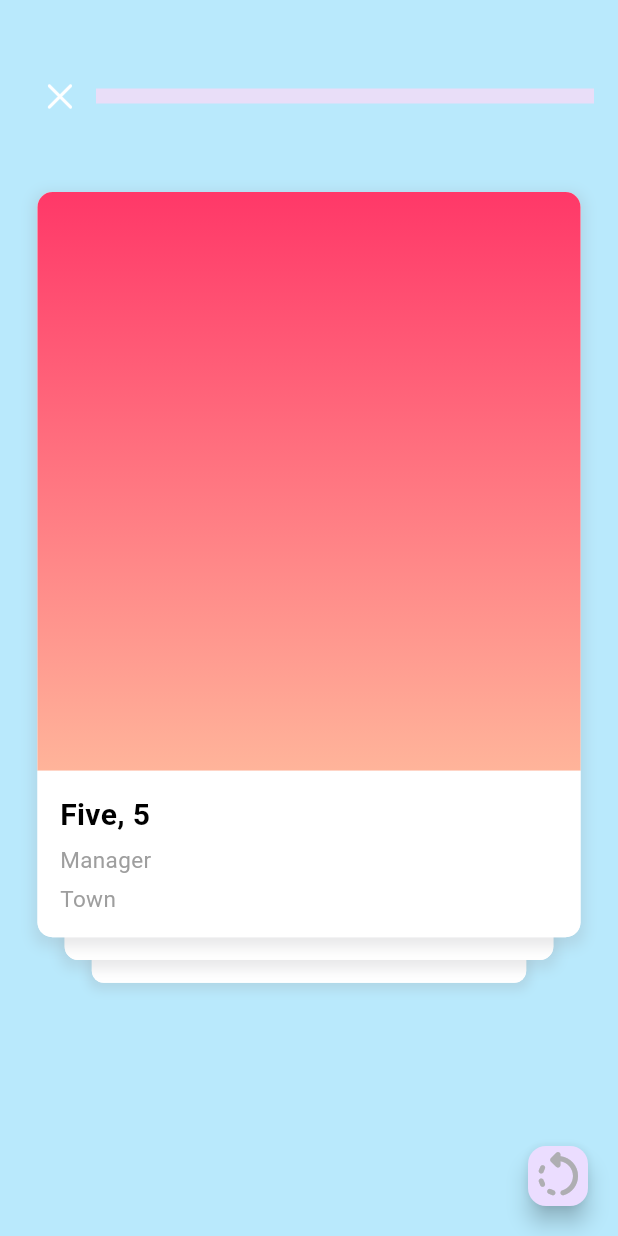
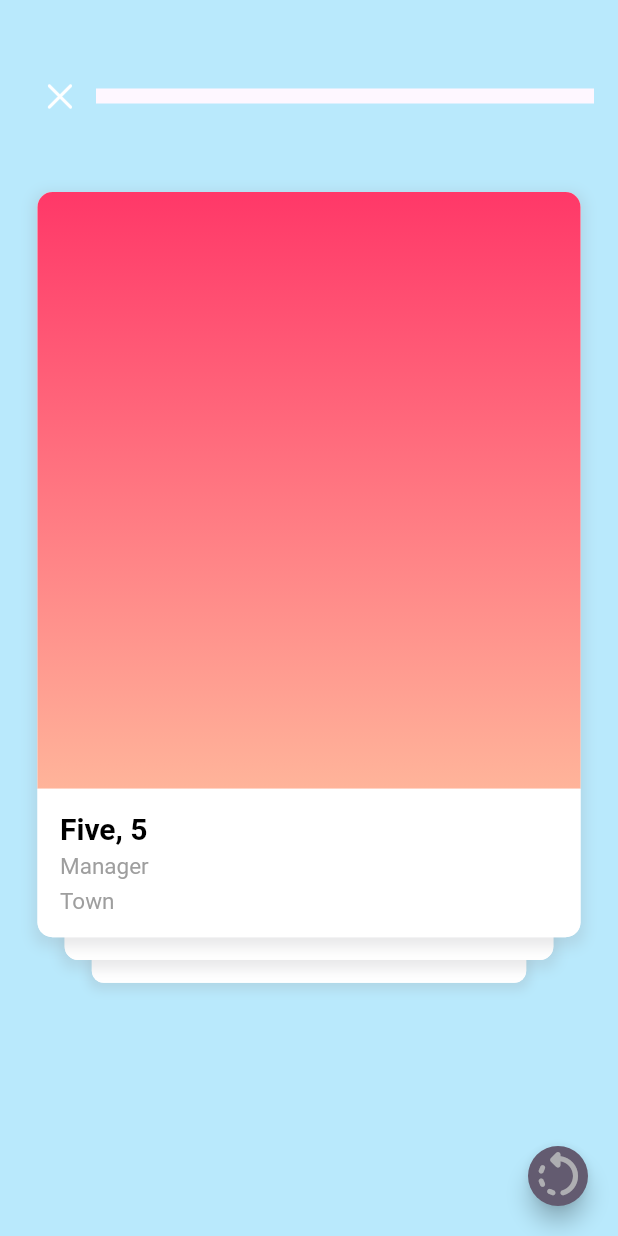
Before and after one commit to Richmond-Nunoo/Flutter-Riddles, a Flutter app: the screen it shows after launch, after a tap on "Flash Cards", on a phone screen of 412 x 824 dp. Run offline on Flutter 3.47's test engine with Material 2 defaults, Android fonts, the phone set to English and light mode, and no system bars; drawn by our look-alikes of appinio_swiper, flip_card.

Commit message:
making ui improvements

```diff
--- a/lib/main.dart
+++ b/lib/main.dart
@@ -15,7 +15,7 @@ class MyApp extends StatelessWidget {
       title: 'FlashCard Quiz',
       theme: ThemeData(
         colorScheme: ColorScheme.fromSeed(seedColor: Colors.deepPurple),
-        useMaterial3: true,
+        //useMaterial3: true,
       ),
       home: const HomePage(),
     );
--- a/lib/views/widget_time.dart
+++ b/lib/views/widget_time.dart
@@ -4,8 +4,8 @@ String getGreeting() {
   if (hour >= 0 && hour < 12) {
     return 'Good morning';
   } else if (hour >= 12 && hour < 17) {
-    return 'Good afternoon';
+    return 'Good Afternoon';
   } else {
-    return 'Good evening';
+    return 'Good Evening';
   }
 }
```
